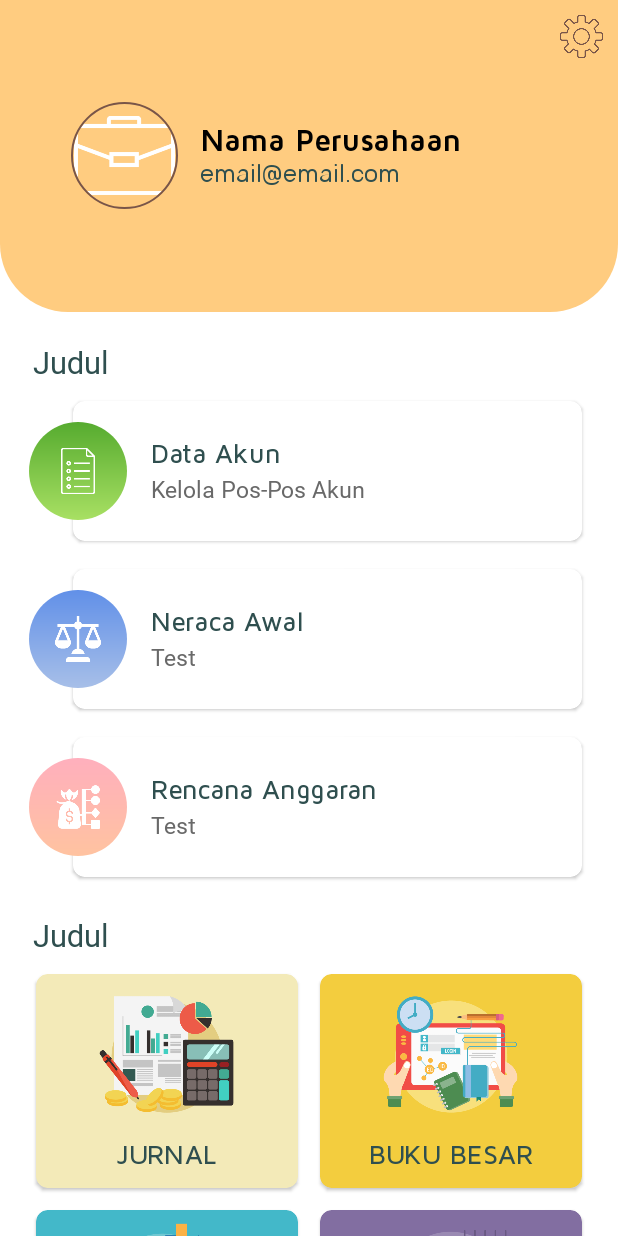
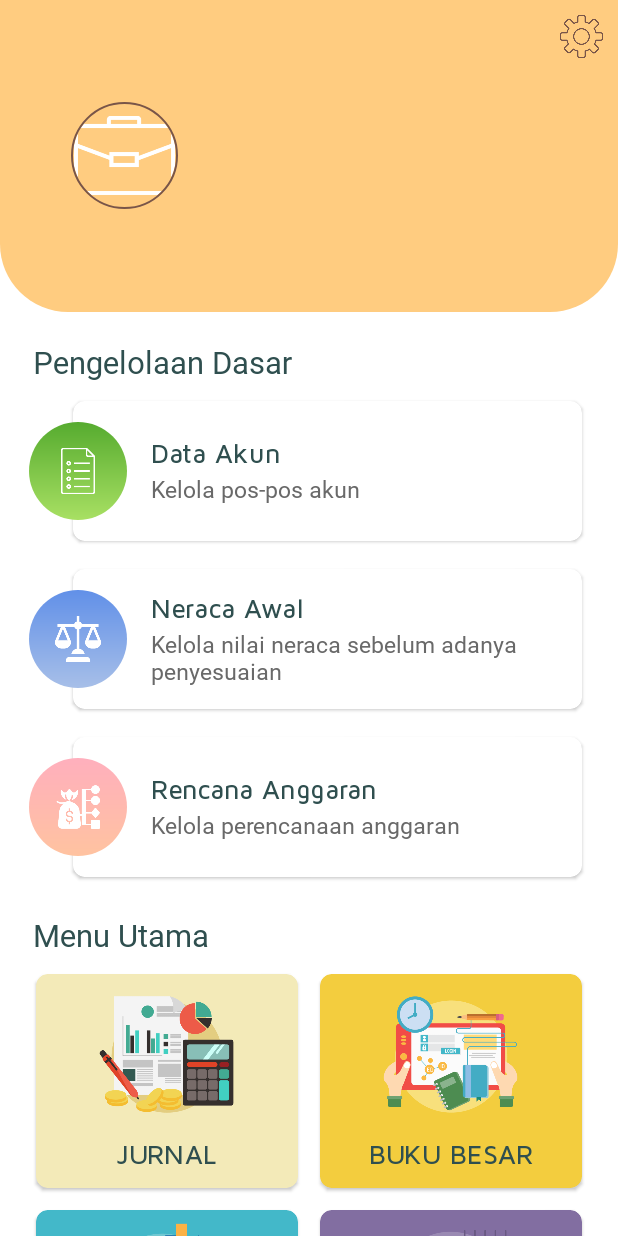
Before and after one commit to kafasan/SIKBumdes, an Android app: the MainActivity screen opened directly, with no data from a screen before it, on a phone screen of 412 x 824 dp. Run offline under Robolectric (Android 15) with nearby library versions, the phone set to English and light mode, and no system bars; our stand-ins replace CircleImageView, sdp/ssp sizes.

Commit message:
main activity (temporary)

```diff
--- a/app/src/main/java/com/sikbumdes/bumdes/MainActivity.java
+++ b/app/src/main/java/com/sikbumdes/bumdes/MainActivity.java
@@ -3,12 +3,24 @@ package com.sikbumdes.bumdes;
 import androidx.appcompat.app.AppCompatActivity;
 
 import android.os.Bundle;
+import android.widget.TextView;
+
+import com.sikbumdes.bumdes.api.SharedPrefManager;
+import com.sikbumdes.bumdes.model.User;
 
 public class MainActivity extends AppCompatActivity {
+
+    TextView company_name, company_email;
 
     @Override
     protected void onCreate(Bundle savedInstanceState) {
         super.onCreate(savedInstanceState);
         setContentView(R.layout.activity_main);
+
+        company_name = findViewById(R.id.tv_name);
+        company_email = findViewById(R.id.tv_mail);
+        User user = SharedPrefManager.getInstance(this).getUser();
+        company_name.setText(user.getEmail());
+        company_email.setText(user.getToken());
     }
 }
--- a/app/src/main/java/com/sikbumdes/bumdes/api/SharedPrefManager.java
+++ b/app/src/main/java/com/sikbumdes/bumdes/api/SharedPrefManager.java
@@ -30,6 +30,7 @@ public class SharedPrefManager {
         editor.putString("id", user.getId());
         editor.putString("token", user.getToken());
         editor.putString("company", user.getCompany());
+        editor.putString("email", user.getEmail());
 
         editor.apply();
     }
@@ -44,7 +45,8 @@ public class SharedPrefManager {
         return new User(
                 sharedPreferences.getString("id", null),
                 sharedPreferences.getString("token", null),
-                sharedPreferences.getString("company", null)
+                sharedPreferences.getString("company", null),
+                sharedPreferences.getString("email", null)
         );
     }
 
--- a/app/src/main/java/com/sikbumdes/bumdes/model/User.java
+++ b/app/src/main/java/com/sikbumdes/bumdes/model/User.java
@@ -13,12 +13,17 @@ public class User {
     @Expose
     private String company;
 
+    @SerializedName("email")
+    @Expose
+    private String email;
+
     @SerializedName("token")
     private String token;
 
-    public User(String id, String company, String token) {
+    public User(String id, String company, String email, String token) {
         this.id = id;
         this.company = company;
+        this.email = email;
         this.token = token;
     }
 
@@ -38,6 +43,14 @@ public class User {
         this.company = company;
     }
 
+    public String getEmail() {
+        return email;
+    }
+
+    public void setEmail(String email) {
+        this.email = email;
+    }
+
     public String getToken() {
         return token;
     }
--- a/app/src/main/res/layout/activity_main.xml
+++ b/app/src/main/res/layout/activity_main.xml
@@ -110,7 +110,7 @@
                     android:layout_marginStart="@dimen/_17sdp"
                     android:layout_marginBottom="@dimen/_5sdp"
                     android:fontFamily="@font/mitr_regular"
-                    android:text="Judul"
+                    android:text="Pengelolaan Dasar"
                     android:textColor="@color/dark_slate_gray"
                     android:textSize="@dimen/_16ssp" />
 
@@ -155,7 +155,7 @@
                                     android:layout_marginStart="@dimen/_40sdp"
                                     android:layout_marginTop="@dimen/_2sdp"
                                     android:fontFamily="@font/rubik_regular"
-                                    android:text="Kelola Pos-Pos Akun"
+                                    android:text="Kelola pos-pos akun"
                                     android:textColor="@color/dim_gray"
                                     android:textSize="@dimen/_12ssp" />
 
@@ -224,7 +224,7 @@
                                     android:layout_marginStart="@dimen/_40sdp"
                                     android:layout_marginTop="@dimen/_2sdp"
                                     android:fontFamily="@font/rubik_regular"
-                                    android:text="Test"
+                                    android:text="Kelola nilai neraca sebelum adanya penyesuaian"
                                     android:textColor="@color/dim_gray"
                                     android:textSize="@dimen/_12ssp" />
 
@@ -293,7 +293,7 @@
                                     android:layout_marginStart="@dimen/_40sdp"
                                     android:layout_marginTop="@dimen/_2sdp"
                                     android:fontFamily="@font/rubik_regular"
-                                    android:text="Test"
+                                    android:text="Kelola perencanaan anggaran"
                                     android:textColor="@color/dim_gray"
                                     android:textSize="@dimen/_12ssp" />
 
@@ -333,7 +333,7 @@
                     android:layout_marginStart="@dimen/_17sdp"
                     android:layout_marginBottom="@dimen/_5sdp"
                     android:fontFamily="@font/mitr_regular"
-                    android:text="Judul"
+                    android:text="Menu Utama"
                     android:textColor="@color/dark_slate_gray"
                     android:textSize="@dimen/_16ssp" />
 
```
